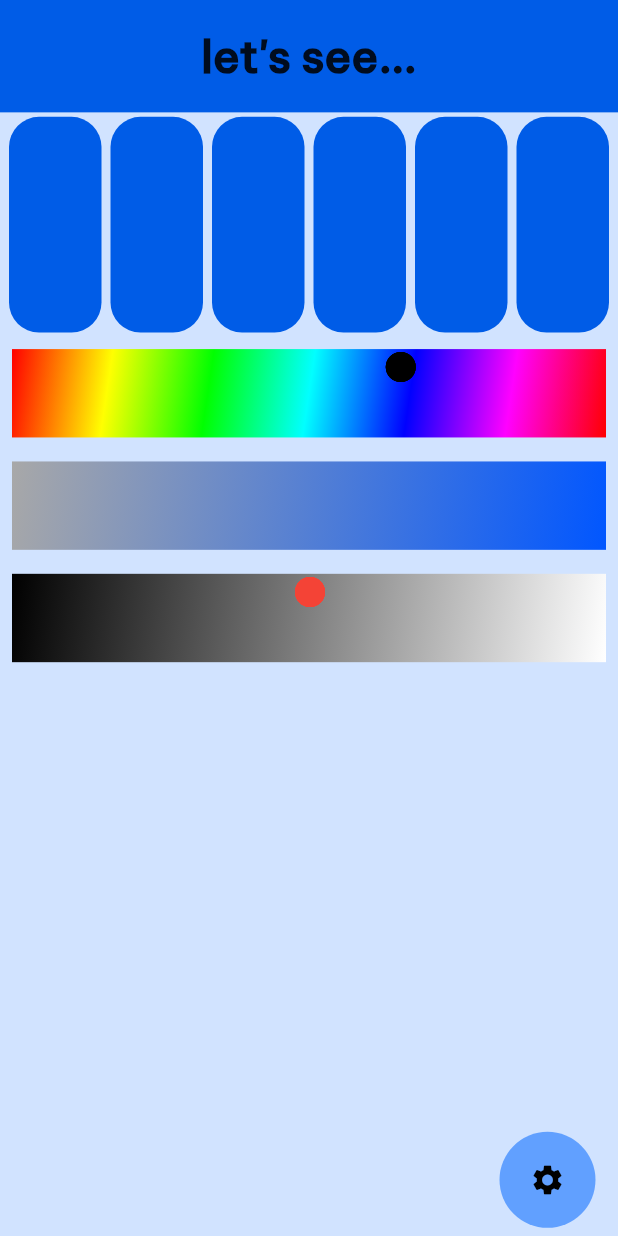
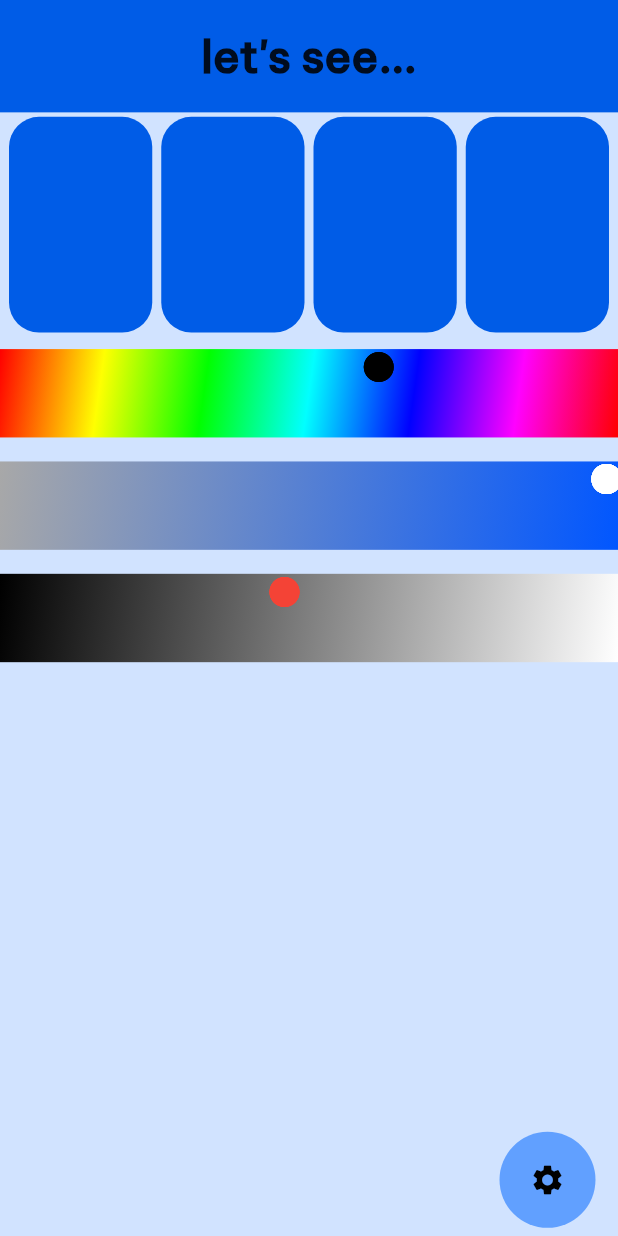
Before and after one commit to VictorTPhan/Hue_Helper, a Flutter app: the PaletteInput screen opened directly, after a tap on the "settings" icon, on a phone screen of 412 x 824 dp. Run offline on Flutter 3.47's test engine with Material 2 defaults, Android fonts, the phone set to English and light mode, and no system bars; our stand-ins replace flutter_colorpicker.

Commit message:
Added algorithm to determine if a palette is analogous or complementary

```diff
--- a/lib/palette_analysis.dart
+++ b/lib/palette_analysis.dart
@@ -1,14 +1,26 @@
 import 'package:flutter/material.dart';
+import 'package:hue_helper/palette_type.dart';
 import 'basic_widgets.dart';
 import 'main.dart';
 
 enum colorType {red, orange, yellow, lime, green, cyan, blue, purple, magenta}
 enum paletteType {monochromatic, complementary, analogous, none}
+enum paletteRigidity {strong, loose, none} //how much does the palette fit into one of the 3 types?
+
+class PaletteInfo //we will put any information about the palette that we analyze here
+{
+   PaletteInfo({this.type = paletteType.none, this.rigidity = paletteRigidity.none, this.reason = ''});
+
+   paletteType type;
+   paletteRigidity rigidity;
+   String reason;
+}
 
 class PaletteAnalysis extends StatelessWidget {
-  const PaletteAnalysis({Key? key, required this.palette}) : super(key: key);
+  PaletteAnalysis({Key? key, required this.palette, required this.paletteSize}) : super(key: key);
 
-  final List<Color> palette;
+  List<Color> palette;
+  final int paletteSize; //if the user inputs a 6 palette, goes back, selects a 4, and then goes forward, it does not cut off the 2 unnecessary colors.
 
   colorType getColorFromHue(int val)
   {
@@ -62,7 +74,7 @@ class PaletteAnalysis extends StatelessWidget {
     return colorMatrix;
   }
 
-  void hueAnalysis(List<int> averageHues)
+  List<int> generateHueDeltas(List<int> averageHues)
   {
     //represents the distance between average hues in colors
     List<int> averageHueDeltas = List.filled(averageHues.length-1, 0);
@@ -75,6 +87,7 @@ class PaletteAnalysis extends StatelessWidget {
     }
 
     print(averageHueDeltas.toString());
+    return averageHueDeltas;
   }
 
   void listAllColors(List<int> values)
@@ -122,8 +135,90 @@ class PaletteAnalysis extends StatelessWidget {
     return averageColorHues;
   }
 
+  double calculateTotalHueDeltas(List<int> hueDeltas)
+  {
+    double totalHueDeltas = 0;
+    for (int i in hueDeltas) {
+      totalHueDeltas += i;
+    }
+    return totalHueDeltas;
+  }
+
+  int analogousBlunderAnalysis(double totalHueDeltas, List<int> hueDeltas)
+  {
+    double averageHueVariance = totalHueDeltas/hueDeltas.length;
+
+    //then we'll see if the hue deltas are within __ of the average hue delta.
+    int blunders = 0; //we will record any that do not fit into this section
+    for (int i in hueDeltas) {
+      if (i < averageHueVariance-20 && i > averageHueVariance+20) //does it not fit within 20 of the hue variance?
+        blunders++;
+    }
+
+    return blunders;
+  }
+
+  PaletteInfo hueAnalysis(List<int> averageHues, List<int> hueDeltas)
+  {
+    PaletteInfo generatedInfo = PaletteInfo();
+    double totalHueDeltas = calculateTotalHueDeltas(hueDeltas);
+    int blunders = analogousBlunderAnalysis(totalHueDeltas, hueDeltas);
+
+    //if the hue delta is within 40 of 180, then it is a complementary palette
+    if (hueDeltas.length == 1 && hueDeltas[0] > 140 && hueDeltas[0] < 220) {
+      generatedInfo.type = paletteType.complementary;
+
+      //if within 20 of 180, it is a strong match
+      if (hueDeltas[0] > 160 && hueDeltas[0] < 200) {
+        generatedInfo.rigidity = paletteRigidity.strong;
+        generatedInfo.reason = "Color is a close complement.";
+      }
+      else {
+        generatedInfo.rigidity = paletteRigidity.loose;
+        generatedInfo.reason = "Color is not an exact complement.";
+      }
+    }
+    //if there is at most 2 blunders in hue variance, it is analogous.
+    else if (blunders <= 2){
+      generatedInfo.type = paletteType.analogous;
+
+      //there are two factors in how strong an analogous palette is: how wide the range is, and how consistent the colors are placed.
+
+      if (blunders <= 1) { //how consistent are the colors placed?
+        generatedInfo.rigidity = paletteRigidity.strong;
+        generatedInfo.reason =
+        "There is at most one color with an inconsistent hue variation.";
+      }
+      else {
+        generatedInfo.rigidity = paletteRigidity.loose;
+        generatedInfo.reason =
+        "There is at least one color with an inconsistent hue variation.";
+      }
+
+      if (totalHueDeltas > 200){ //is the range too wide?
+        generatedInfo.rigidity = paletteRigidity.loose;
+        generatedInfo.reason +=
+        " The range of hues is too wide.";
+      }
+      else{
+        generatedInfo.rigidity = paletteRigidity.strong;
+        generatedInfo.reason +=
+        " The range of hues is well-constrained.";
+      }
+    }
+
+    print(generatedInfo.type);
+    print(generatedInfo.rigidity);
+    print(generatedInfo.reason);
+
+    return generatedInfo;
+  }
+
   @override
   Widget build(BuildContext context) {
+
+    //remove any unnecessary colors (see comment on paletteSize)
+    palette = palette.sublist(0, paletteSize);
 
     List<int> hueValues = List.filled(palette.length, 0);
     List<double> saturationValues = List.filled(palette.length, 0);
@@ -145,15 +240,17 @@ class PaletteAnalysis extends StatelessWidget {
     List<int> averageColorHues = getAverageColors(matrix);
     List<colorType> valuesAsColors = huesAsColorTypes(matrix);
 
-    hueAnalysis(averageColorHues);
+    List<int> hueDeltas = generateHueDeltas(averageColorHues);
     listAllColors(averageColorHues);
+
+    PaletteInfo info = hueAnalysis(averageColorHues, hueDeltas);
 
     return Scaffold(
         body: Center(
         child: Column(
         children: [
           createTopText("let's see..."),
-          Expanded(
+          Expanded( //The part that shows the palette
             flex: 20,
             child: Container(
               margin: EdgeInsets.only(left: 3.0, right: 3.0),
@@ -172,10 +269,10 @@ class PaletteAnalysis extends StatelessWidget {
               ),
             ),
           ),
-          Expanded(
+          Expanded( //the part that shows the hue variation
             flex: 10,
             child: Padding(
-              padding: const EdgeInsets.all(8.0),
+              padding: const EdgeInsets.only(top: 8.0, bottom: 8.0),
               child: Container(
                 decoration: BoxDecoration(
                   gradient: LinearGradient(
@@ -195,7 +292,7 @@ class PaletteAnalysis extends StatelessWidget {
                   children: [
                     for (var i in hueValues)
                       Positioned(
-                          left: i/360 * MediaQuery.of(context).size.width,
+                          left: i/370 * MediaQuery.of(context).size.width,
                           child: Icon(Icons.circle, color: Colors.black),
                       )
                   ],
@@ -203,10 +300,10 @@ class PaletteAnalysis extends StatelessWidget {
               ),
             ),
           ),
-          Expanded(
+          Expanded( //the part that shows the saturation variation
             flex: 10,
             child: Padding(
-              padding: const EdgeInsets.all(8.0),
+              padding: const EdgeInsets.only(top: 8.0, bottom: 8.0),
               child: Container(
                 decoration: BoxDecoration(
                     gradient: LinearGradient(
@@ -222,7 +319,7 @@ class PaletteAnalysis extends StatelessWidget {
                   children: [
                     for (var i in saturationValues)
                       Positioned(
-                        left: i/1.0 * MediaQuery.of(context).size.width,
+                        left: i/1.05 * MediaQuery.of(context).size.width,
                         child: Icon(Icons.circle, color: Colors.white),
                       )
                   ],
@@ -230,10 +327,10 @@ class PaletteAnalysis extends StatelessWidget {
               ),
             ),
           ),
-          Expanded(
+          Expanded( //the part that shows the luminance variation
             flex: 10,
             child: Padding(
-              padding: const EdgeInsets.all(8.0),
+              padding: const EdgeInsets.only(top: 8.0, bottom: 8.0),
               child: Container(
                 decoration: BoxDecoration(
                     gradient: LinearGradient(
@@ -249,7 +346,7 @@ class PaletteAnalysis extends StatelessWidget {
                   children: [
                     for (var i in lightnessValues)
                       Positioned(
-                        left: i/1.0 * MediaQuery.of(context).size.width,
+                        left: i/1.05 * MediaQuery.of(context).size.width,
                         child:
                           //Text(i.toString())
                           Icon(Icons.circle, color: Colors.red),
--- a/lib/palette_input.dart
+++ b/lib/palette_input.dart
@@ -124,7 +124,7 @@ class _PaletteInputState extends State<PaletteInput> {
                   Navigator.push(
                     context,
                     MaterialPageRoute(
-                        builder: (context) => PaletteAnalysis(palette: palette)),
+                        builder: (context) => PaletteAnalysis(palette: palette, paletteSize: _paletteSize,)),
                   );
                 }),
               ],
```
